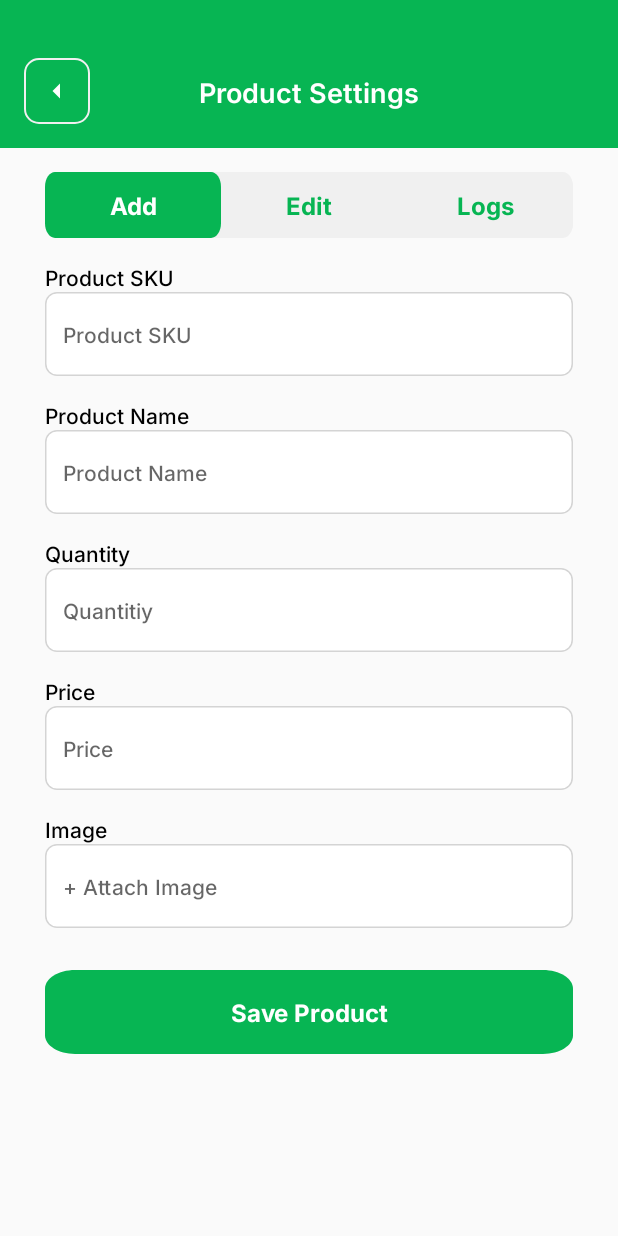
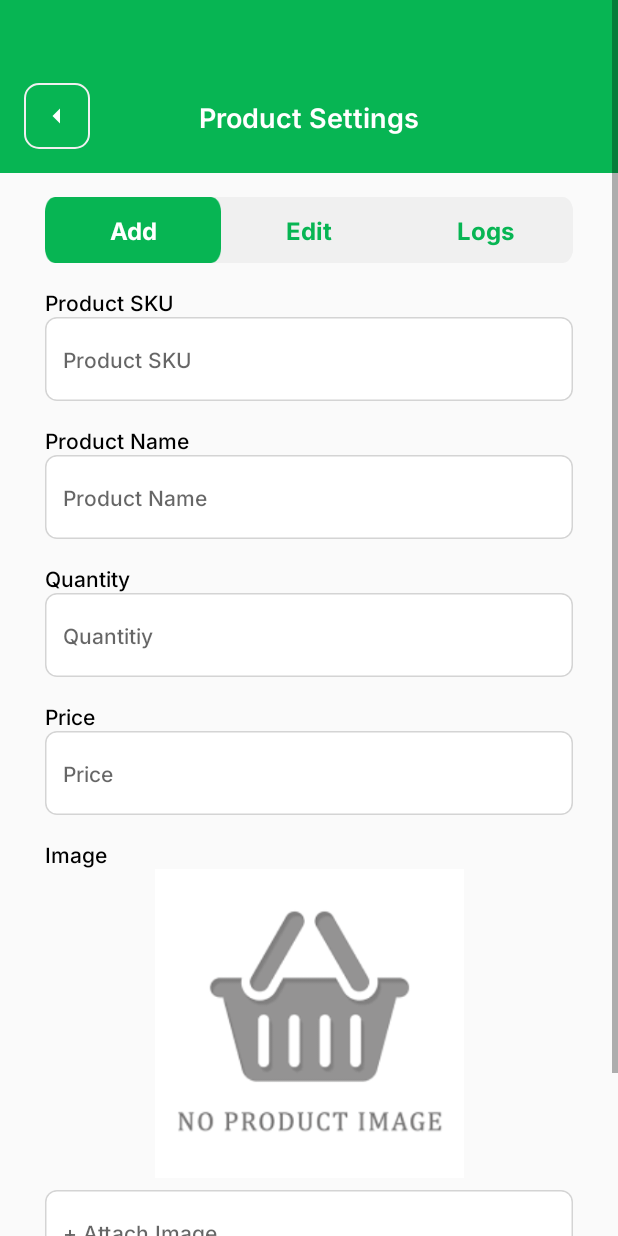
Before and after one commit to JerW18/MOBDEVE-MCO, an Android app built with Jetpack Compose: the ProductSettingsActivity screen opened directly, with no data from a screen before it, on a phone screen of 412 x 824 dp. Run offline under Robolectric (Android 15) with nearby library versions, the phone set to English and light mode, and no system bars; our stand-ins replace Firebase (no records; nobody signed in at launch, a user with empty details on screens opened directly).

Commit message:
Added Image View to Add Product

```diff
--- a/app/src/main/java/com/mobdeve/s13/wang/jeremy/mobdevemco/activity/ProductSettingsActivity.kt
+++ b/app/src/main/java/com/mobdeve/s13/wang/jeremy/mobdevemco/activity/ProductSettingsActivity.kt
@@ -44,6 +44,8 @@ class ProductSettingsActivity : ComponentActivity() {
                 val selectedImageUri: Uri? = result.data?.data
                 selectedImageUri?.let {
                     base64 = uriToBase64(this, it)
+
+                    binding.ivPSImage.setImageURI(it)
                 }
             }
         }
@@ -54,6 +56,8 @@ class ProductSettingsActivity : ComponentActivity() {
                 val imageBitmap: Bitmap? = result.data?.extras?.get("data") as Bitmap?
                 imageBitmap?.let {
                     base64 = convertBitmapToBase64(it)
+
+                    binding.ivPSImage.setImageBitmap(it)
                 }
             }
         }
@@ -82,7 +86,11 @@ class ProductSettingsActivity : ComponentActivity() {
                             "Camera permission is permanently denied. Please enable it in app settings.",
                             Toast.LENGTH_LONG
                         ).show()
-                        openAppSettings()
+
+                        val intent = Intent(Settings.ACTION_APPLICATION_DETAILS_SETTINGS)
+                        val uri = Uri.fromParts("package", packageName, null)
+                        intent.data = uri
+                        startActivity(intent)
                     }
                 }
             }
@@ -129,10 +137,6 @@ class ProductSettingsActivity : ComponentActivity() {
             finish()
         }
 
-
-
-
-
         binding.btnSaveProduct.setOnClickListener {
             val sku = binding.etPSProductSKU.text.toString().toLongOrNull() ?: 0
             val name = binding.etPSProductName.text.toString()
@@ -143,12 +147,6 @@ class ProductSettingsActivity : ComponentActivity() {
 
             // Call function to save product to Firebase
             saveItemToDatabase(item)
-
-            // Clear the input fields
-            binding.etPSProductSKU.text.clear()
-            binding.etPSProductName.text.clear()
-            binding.etPSQty.text.clear()
-            binding.etPSPrice.text.clear()
         }
 
         binding.btnPSAdd.setOnClickListener {
@@ -166,6 +164,7 @@ class ProductSettingsActivity : ComponentActivity() {
                         binding.etPSPrice,
                         binding.etPSQty,
                         binding.etPSImage,
+                        binding.ivPSImage,
                         binding.btnSaveProduct
                     ),
                     emptyList()
@@ -216,6 +215,7 @@ class ProductSettingsActivity : ComponentActivity() {
                                 binding.etPSPrice,
                                 binding.etPSQty,
                                 binding.etPSImage,
+                                binding.ivPSImage,
                                 binding.btnSaveProduct
                             )
                         )
@@ -259,6 +259,8 @@ class ProductSettingsActivity : ComponentActivity() {
                         toggleVisibility(
                             emptyList(),
                             listOf(
+                                binding.tvPSProductSKULabel,
+                                binding.etPSProductSKU,
                                 binding.tvPSProductNameLabel,
                                 binding.tvPSPriceLabel,
                                 binding.tvPSQtyLabel,
@@ -267,6 +269,7 @@ class ProductSettingsActivity : ComponentActivity() {
                                 binding.etPSPrice,
                                 binding.etPSQty,
                                 binding.etPSImage,
+                                binding.ivPSImage,
                                 binding.btnSaveProduct
                             )
                         )
@@ -304,6 +307,13 @@ class ProductSettingsActivity : ComponentActivity() {
                         ContentValues.TAG,
                         "DocumentSnapshot added with ID: ${documentReference.id}"
                     )
+
+                    // Clear the input fields
+                    binding.etPSProductSKU.text.clear()
+                    binding.etPSProductName.text.clear()
+                    binding.etPSQty.text.clear()
+                    binding.etPSPrice.text.clear()
+
                     Toast.makeText(this, "Product added successfully!", Toast.LENGTH_SHORT).show()
                 }
                 .addOnFailureListener { e ->
@@ -353,11 +363,4 @@ class ProductSettingsActivity : ComponentActivity() {
             }
         }
     }
-
-    private fun openAppSettings() {
-        val intent = Intent(Settings.ACTION_APPLICATION_DETAILS_SETTINGS)
-        val uri = Uri.fromParts("package", packageName, null)
-        intent.data = uri
-        startActivity(intent)
-    }
 }
--- a/app/src/main/res/layout/product_setting.xml
+++ b/app/src/main/res/layout/product_setting.xml
@@ -1,9 +1,15 @@
 <?xml version="1.0" encoding="utf-8"?>
-<androidx.constraintlayout.widget.ConstraintLayout xmlns:android="http://schemas.android.com/apk/res/android"
+<ScrollView
+    xmlns:android="http://schemas.android.com/apk/res/android"
     xmlns:app="http://schemas.android.com/apk/res-auto"
     xmlns:tools="http://schemas.android.com/tools"
-    android:layout_width="wrap_content"
-    android:layout_height="match_parent">
+    android:layout_width="match_parent"
+    android:layout_height="match_parent"
+    android:fillViewport="true">
+
+    <androidx.constraintlayout.widget.ConstraintLayout
+        android:layout_width="match_parent"
+        android:layout_height="wrap_content">
 
         <View
             android:id="@+id/viewPSGreenHeader"
@@ -21,7 +27,7 @@
             android:layout_width="wrap_content"
             android:layout_height="wrap_content"
             android:orientation="horizontal"
-        app:layout_constraintGuide_percent=".12" />
+            app:layout_constraintGuide_percent="0.121751025" />
 
         <ImageView
             android:id="@+id/ivPSBack"
@@ -232,7 +238,8 @@
         <Button
             android:id="@+id/etPSImage"
             android:layout_width="352sp"
-        android:layout_height="56sp"
+            android:layout_height="wrap_content"
+            android:layout_marginTop="8dp"
             android:background="@drawable/input_field"
             android:fontFamily="@font/inter_medium"
             android:gravity="start|center_vertical"
@@ -245,19 +252,33 @@
             app:layout_constraintEnd_toEndOf="parent"
             app:layout_constraintHorizontal_bias="0"
             app:layout_constraintStart_toStartOf="@+id/btnPSAdd"
-        app:layout_constraintTop_toBottomOf="@+id/tvPSImageLabel" />
+            app:layout_constraintTop_toBottomOf="@+id/ivPSImage" />
+
+        <ImageView
+            android:id="@+id/ivPSImage"
+            android:layout_width="0dp"
+            android:layout_height="0dp"
+            android:src="@drawable/default_product"
+            app:layout_constraintEnd_toEndOf="parent"
+            app:layout_constraintStart_toStartOf="parent"
+            app:layout_constraintTop_toBottomOf="@+id/tvPSImageLabel"
+            app:layout_constraintDimensionRatio="1:1"
+            app:layout_constraintWidth_default="percent"
+            app:layout_constraintWidth_percent="0.5" />
 
         <Button
             android:id="@+id/btnSaveProduct"
             android:layout_width="352sp"
             android:layout_height="56sp"
             android:layout_marginTop="28dp"
+            android:layout_marginBottom="16dp"
             android:background="@drawable/active_button"
             android:fontFamily="@font/inter_bold"
             android:text="Save Product"
             android:textColor="@color/white"
             android:textSize="16sp"
             android:visibility="visible"
+            app:layout_constraintBottom_toBottomOf="parent"
             app:layout_constraintStart_toStartOf="@+id/viewPSButtonBackground"
             app:layout_constraintTop_toBottomOf="@+id/etPSImage" />
 
@@ -341,3 +362,4 @@
             app:layout_constraintTop_toBottomOf="@+id/viewPSButtonBackground" />
 
     </androidx.constraintlayout.widget.ConstraintLayout>
+</ScrollView>
```
Also changed, not shown: app/src/main/res/drawable/default_product.png (added). Lines whose indentation alone changed are shown as unchanged.
